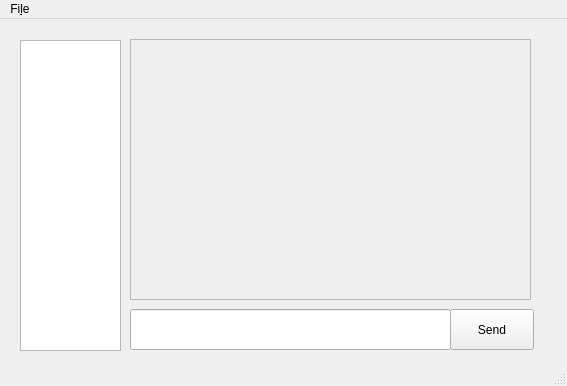
Before: the Qt Designer form MessengerClient/mainwindow.ui in boziroland/Linprog-chat, drawn with Qt 5.
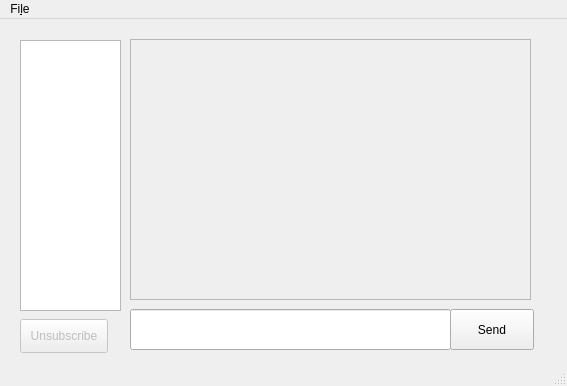
After: the same form once the commit is applied.

Commit message: remélem ez már a végjáték

Patch:
```diff
--- a/MessengerClient/mainwindow.ui
+++ b/MessengerClient/mainwindow.ui
@@ -23,7 +23,7 @@
       <x>20</x>
       <y>21</y>
       <width>101</width>
-      <height>311</height>
+      <height>271</height>
      </rect>
     </property>
     <property name="whatsThis">
@@ -72,6 +72,22 @@
      <string>Send</string>
     </property>
    </widget>
+   <widget class="QPushButton" name="unsubscribeButton">
+    <property name="enabled">
+     <bool>false</bool>
+    </property>
+    <property name="geometry">
+     <rect>
+      <x>20</x>
+      <y>300</y>
+      <width>88</width>
+      <height>34</height>
+     </rect>
+    </property>
+    <property name="text">
+     <string>Unsubscribe</string>
+    </property>
+   </widget>
   </widget>
   <widget class="QMenuBar" name="menuBar">
    <property name="geometry">
```
Left out of the diff: 2 changed lines with no effect on the pictures. The commit also changes 2 other files.
